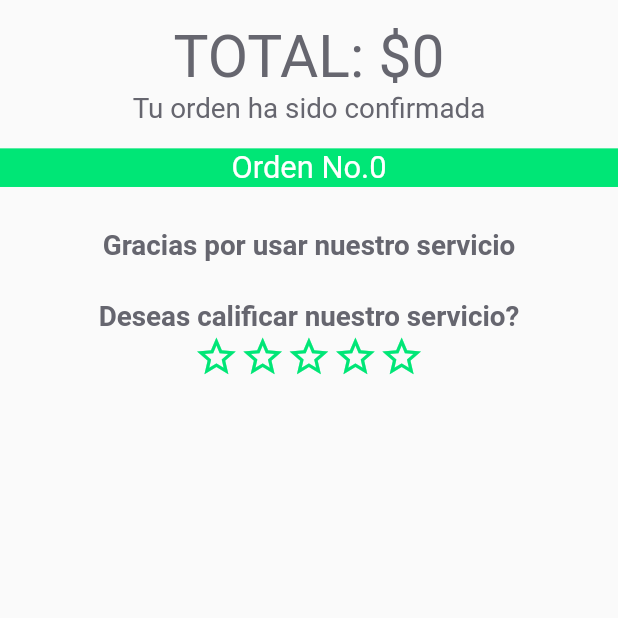
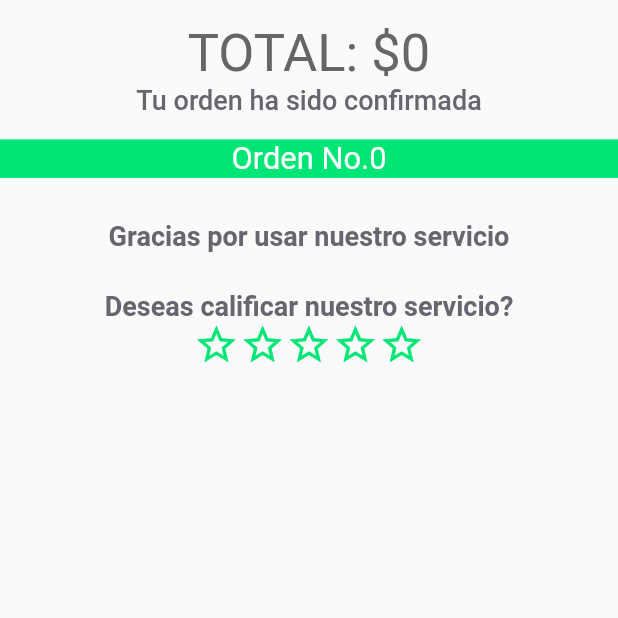
Before and after one commit to jcardenasc93/PideFacilApp, a Flutter app: the OrderResume screen opened directly with empty values, on a phone screen of 412 x 824 dp, the top half of it. Run offline on Flutter 3.47's test engine with Material 2 defaults, Android fonts, the phone set to English and light mode, and no system bars; our stand-ins replace flutter_dotenv, flutter_screenutil; missing offline and left inert: barcode_scan.

Commit message:
Update text styles in checkout view

```diff
--- a/lib/pages/order_resume.dart
+++ b/lib/pages/order_resume.dart
@@ -1,8 +1,9 @@
 import 'package:flutter/material.dart';
 import "package:intl/intl.dart";
+import 'package:flutter_screenutil/flutter_screenutil.dart';
 
 import '../models/platos_model.dart';
-import 'package:flutter_screenutil/flutter_screenutil.dart';
+import '../styles/app_style.dart';
 
 class OrderResume extends StatelessWidget {
   /// The list of dishes in final order.
@@ -35,6 +36,7 @@ class OrderResume extends StatelessWidget {
     MediaQueryData _mediaQueryData = MediaQuery.of(context);
     double defaultScreenWidth = 400.0;
     double defaultScreenHeight = 810.0;
+    var appTextStyle = AppTextStyle();
 
     //* Initialise ScreenUtil instance
     ScreenUtil.instance = ScreenUtil(
@@ -59,19 +61,10 @@ class OrderResume extends StatelessWidget {
                 mainAxisAlignment: MainAxisAlignment.center,
                 mainAxisSize: MainAxisSize.min,
                 children: <Widget>[
-                  Text(
-                    'TOTAL: ${formatPrice.format(valorTotal)}',
-                    style: TextStyle(
-                      color: Color(0xFF66666F),
-                      fontSize: ScreenUtil.instance.setSp(38.0),
-                    ),
-                  ),
-                  Text(
-                    'Tu orden ha sido confirmada',
-                    style: TextStyle(
-                        fontSize: ScreenUtil.instance.setSp(18.0),
-                        color: Color(0xFF66666F)),
-                  ),
+                  Text('TOTAL: ${formatPrice.format(valorTotal)}',
+                      style: appTextStyle.homeTitleLight),
+                  Text('Tu orden ha sido confirmada',
+                      style: appTextStyle.cardTitle),
                 ],
               ),
             ),
@@ -82,7 +75,7 @@ class OrderResume extends StatelessWidget {
             child: Container(
                 width: _mediaQueryData.size.width,
                 height: ScreenUtil.instance.setWidth(25.0),
-                color: Color(0xFF00E676),
+                color: AppColorPalette["primaryGreen"],
                 child: Center(
                   child: Text(
                     'Orden No.$orderID',
@@ -102,20 +95,13 @@ class OrderResume extends StatelessWidget {
               itemBuilder: (BuildContext context, int index) {
                 return ListTile(
                   // Display dish name.
-                  title: new Text(
-                    orden[index].nombrePlato,
-                    style: new TextStyle(
-                      fontSize: ScreenUtil.instance.setSp(16.0),
-                    ),
-                  ),
+                  title: new Text(orden[index].nombrePlato,
+                      style: appTextStyle.body),
                   trailing:
                       // Display dish price.
                       new Text(
                     'x${orden[index].cantidad}  ${formatPrice.format(orden[index].precioTotalPlato)}',
-                    style: new TextStyle(
-                      color: Color(0xFF66666F),
-                      fontSize: ScreenUtil.instance.setSp(14.0),
-                    ),
+                    style: appTextStyle.body,
                     textAlign: TextAlign.end,
                   ),
                 );
@@ -125,11 +111,8 @@ class OrderResume extends StatelessWidget {
             // Acknowledgment text
             child: Text(
               'Gracias por usar nuestro servicio',
+              style: appTextStyle.cardTitleStrong,
               textAlign: TextAlign.center,
-              style: TextStyle(
-                  color: Color(0xFF66666F),
-                  fontSize: ScreenUtil.instance.setSp(18.0),
-                  fontWeight: FontWeight.bold),
             ),
           ),
           Padding(
@@ -138,10 +121,7 @@ class OrderResume extends StatelessWidget {
             child: Text(
               'Deseas calificar nuestro servicio?',
               textAlign: TextAlign.center,
-              style: TextStyle(
-                  color: Color(0xFF66666F),
-                  fontSize: ScreenUtil.instance.setSp(18.0),
-                  fontWeight: FontWeight.bold),
+              style: appTextStyle.cardTitleStrong
             ),
           ),
           // Rate mechanism.
@@ -152,19 +132,19 @@ class OrderResume extends StatelessWidget {
             children: <Widget>[
               Icon(Icons.star_border,
                   size: ScreenUtil.instance.setSp(30.0),
-                  color: Color(0xFF00E676)),
+                  color: AppColorPalette["primaryGreen"]),
               Icon(Icons.star_border,
                   size: ScreenUtil.instance.setSp(30.0),
-                  color: Color(0xFF00E676)),
+                  color: AppColorPalette["primaryGreen"]),
               Icon(Icons.star_border,
                   size: ScreenUtil.instance.setSp(30.0),
-                  color: Color(0xFF00E676)),
+                  color: AppColorPalette["primaryGreen"]),
               Icon(Icons.star_border,
                   size: ScreenUtil.instance.setSp(30.0),
-                  color: Color(0xFF00E676)),
+                  color: AppColorPalette["primaryGreen"]),
               Icon(Icons.star_border,
                   size: ScreenUtil.instance.setSp(30.0),
-                  color: Color(0xFF00E676))
+                  color: AppColorPalette["primaryGreen"])
             ],
           )
         ],
--- a/lib/pages/order_view.dart
+++ b/lib/pages/order_view.dart
@@ -162,16 +162,17 @@ class OrderViewState extends State<OrderView> {
         builder: (BuildContext context) {
           return AlertDialog(
             title: new Text(
-              'Success',
+              'Completado',
               style: TextStyle(
                 color: AppColorPalette["primaryGreen"],
               ),
             ),
-            content: new Text('Tu orden fue enviada correctamente'),
+            content: new Text('Tu orden fue enviada correctamente',
+                style: appTextStyle.body),
             actions: <Widget>[
               FlatButton(
                 child: Center(
-                  child: Text('OK'),
+                  child: Text('OK', style: appTextStyle.textButton),
                 ),
                 color: AppColorPalette["primaryGreen"],
                 // Back when pressed.
--- a/lib/styles/app_style.dart
+++ b/lib/styles/app_style.dart
@@ -38,15 +38,21 @@ const Map<String, Color> AppColorPalette = {
 /// App Text styles definition
 class AppTextStyle {
   TextStyle _homeTitle = TextStyle(
-      fontSize: 30.0,
+      fontSize: 35.0,
       fontWeight: FontWeight.bold,
       color: AppColorPalette["defaultAccent"]);
+  TextStyle _homeTitleLight =
+      TextStyle(fontSize: 35.0, color: AppColorPalette["defaultAccent"]);
   TextStyle _homeTitleAccent = TextStyle(
-      fontSize: 30.0,
+      fontSize: 35.0,
       fontWeight: FontWeight.bold,
       color: AppColorPalette["primaryGreen"]);
   TextStyle _body =
       TextStyle(fontSize: 17.0, color: AppColorPalette["default"]);
+  TextStyle _bodyStrong = TextStyle(
+      fontSize: 17.0,
+      fontWeight: FontWeight.w700,
+      color: AppColorPalette["default"]);
   TextStyle _cardTitle = TextStyle(
       fontSize: 18.0,
       color: AppColorPalette["default"],
@@ -86,12 +92,19 @@ class AppTextStyle {
     return _homeTitle;
   }
 
+  TextStyle get homeTitleLight {
+    return _homeTitleLight;
+  }
+
   TextStyle get homeTitleAccent {
     return _homeTitleAccent;
   }
 
   TextStyle get body {
     return _body;
+  }
+  TextStyle get bodyStrong {
+    return _bodyStrong;
   }
 
   TextStyle get cardTitle {
```
Also changed, not shown: 1 other file.
